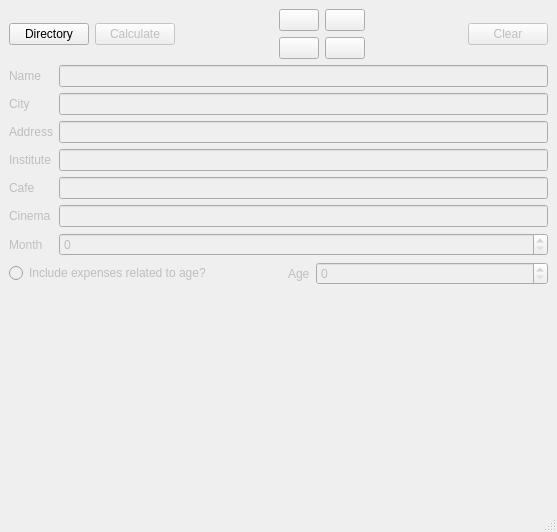
kebaboy/Poor-student, file mainwindow.ui: the form before one commit.
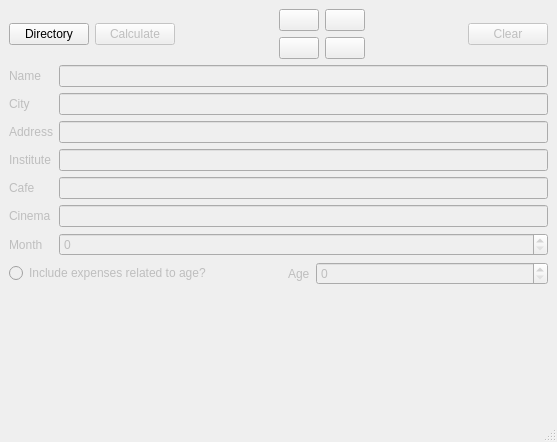
The form after the commit. Icons and pictures are not drawn.

Patch:
```diff
--- a/mainwindow.ui
+++ b/mainwindow.ui
@@ -7,7 +7,7 @@
     <x>0</x>
     <y>0</y>
     <width>557</width>
-    <height>532</height>
+    <height>442</height>
    </rect>
   </property>
   <property name="sizePolicy">
```
